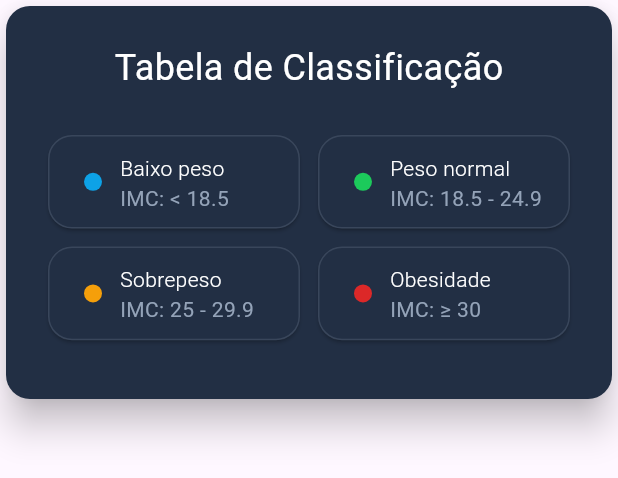
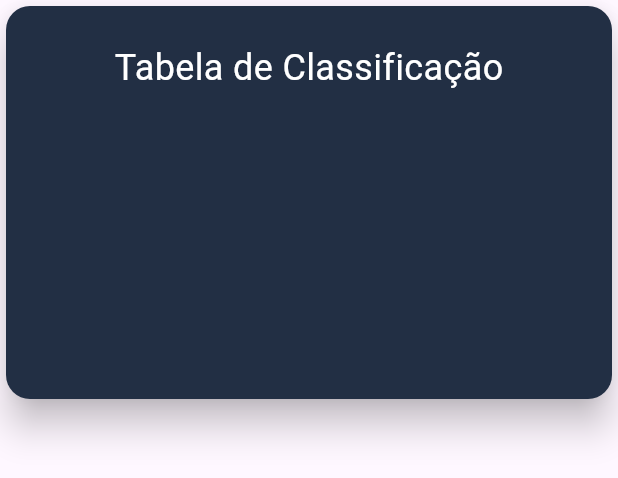
Before and after one commit to LucasBatistaX/Calculadora_IMC, a Flutter app: the RankingCard widget shown alone on an empty page, opened directly, on a phone screen of 412 x 824 dp. Shown: the top 478 px of the screen. Run offline on Flutter 3.47's test engine with Material 3 defaults, Android fonts, the phone set to English and light mode, and no system bars.

```diff
--- a/lib/utils/app_sizes.dart
+++ b/lib/utils/app_sizes.dart
@@ -20,6 +20,7 @@ class AppSizes {
   static const double s60 = 60.0;
 
   //Heights
+  static const double h80 = 80.0;
   static const double h90 = 90.0;
   static const double h96 = 96.0;
   static const double h270 = 270.0;
--- a/lib/widgets/ranking_card.dart
+++ b/lib/widgets/ranking_card.dart
@@ -1,7 +1,6 @@
 import 'package:calculadora_imc/utils/app_colors.dart';
 import 'package:calculadora_imc/utils/app_sizes.dart';
 import 'package:calculadora_imc/utils/app_text_style.dart';
-import 'package:calculadora_imc/widgets/sub_card_ranking.dart';
 import 'package:flutter/material.dart';
 
 class RankingCard extends StatelessWidget {
@@ -24,36 +23,7 @@ class RankingCard extends StatelessWidget {
             children: [
               Text("Tabela de Classificação", style: AppTextStyle.titleCards),
               SizedBox(height: AppSizes.s24),
-              GridView.count(
-                shrinkWrap: true,
-                physics: NeverScrollableScrollPhysics(),
-                crossAxisCount: AppSizes.sg2,
-                crossAxisSpacing: AppSizes.s4,
-                mainAxisSpacing: AppSizes.s4,
-                childAspectRatio: AppSizes.sg25,
-                children: [
-                  SubCardRanking(
-                    circleAvatarColor: AppColors.lowWeight,
-                    title: "Baixo peso",
-                    subTitle: "IMC: < 18.5",
-                  ),
-                  SubCardRanking(
-                    circleAvatarColor: AppColors.normalWeight,
-                    title: "Peso normal",
-                    subTitle: "IMC: 18.5 - 24.9",
-                  ),
-                  SubCardRanking(
-                    circleAvatarColor: AppColors.overWeight,
-                    title: "Sobrepeso",
-                    subTitle: "IMC: 25 - 29.9",
-                  ),
-                  SubCardRanking(
-                    circleAvatarColor: AppColors.heightWeight,
-                    title: "Obesidade",
-                    subTitle: "IMC: ≥ 30",
-                  ),
-                ],
-              ),
+
             ],
           ),
         ),
@@ -61,3 +31,35 @@ class RankingCard extends StatelessWidget {
     );
   }
 }
+
+
+// GridView.count(
+//                 shrinkWrap: true,
+//                 physics: NeverScrollableScrollPhysics(),
+//                 crossAxisCount: AppSizes.sg2,
+//                 crossAxisSpacing: AppSizes.s4,
+//                 mainAxisSpacing: AppSizes.s4,
+//                 childAspectRatio: AppSizes.sg25,
+//                 children: [
+//                   SubCardRanking(
+//                     circleAvatarColor: AppColors.lowWeight,
+//                     title: "Baixo peso",
+//                     subTitle: "IMC: < 18.5",
+//                   ),
+//                   SubCardRanking(
+//                     circleAvatarColor: AppColors.normalWeight,
+//                     title: "Peso normal",
+//                     subTitle: "IMC: 18.5 - 24.9",
+//                   ),
+//                   SubCardRanking(
+//                     circleAvatarColor: AppColors.overWeight,
+//                     title: "Sobrepeso",
+//                     subTitle: "IMC: 25 - 29.9",
+//                   ),
+//                   SubCardRanking(
+//                     circleAvatarColor: AppColors.heightWeight,
+//                     title: "Obesidade",
+//                     subTitle: "IMC: ≥ 30",
+//                   ),
+//                 ],
+//               ),
```
Also changed, not shown: lib/layouts/desktop_layout.dart (added, +57 -0 lines), lib/layouts/mobile_layout.dart (added, +57 -0 lines), lib/layouts/tablet_layout.dart (added, +52 -0 lines), lib/src/pages/home.dart (+14 -38 lines), lib/widgets/logo_flutter_fit.dart (added, +20 -0 lines).
